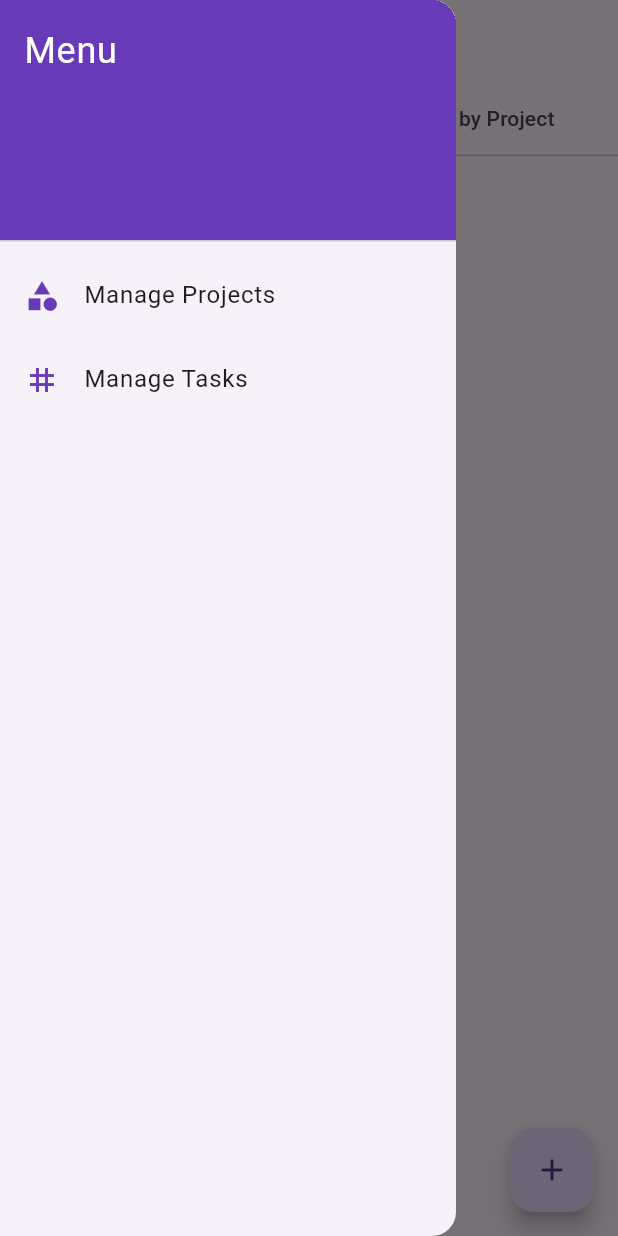
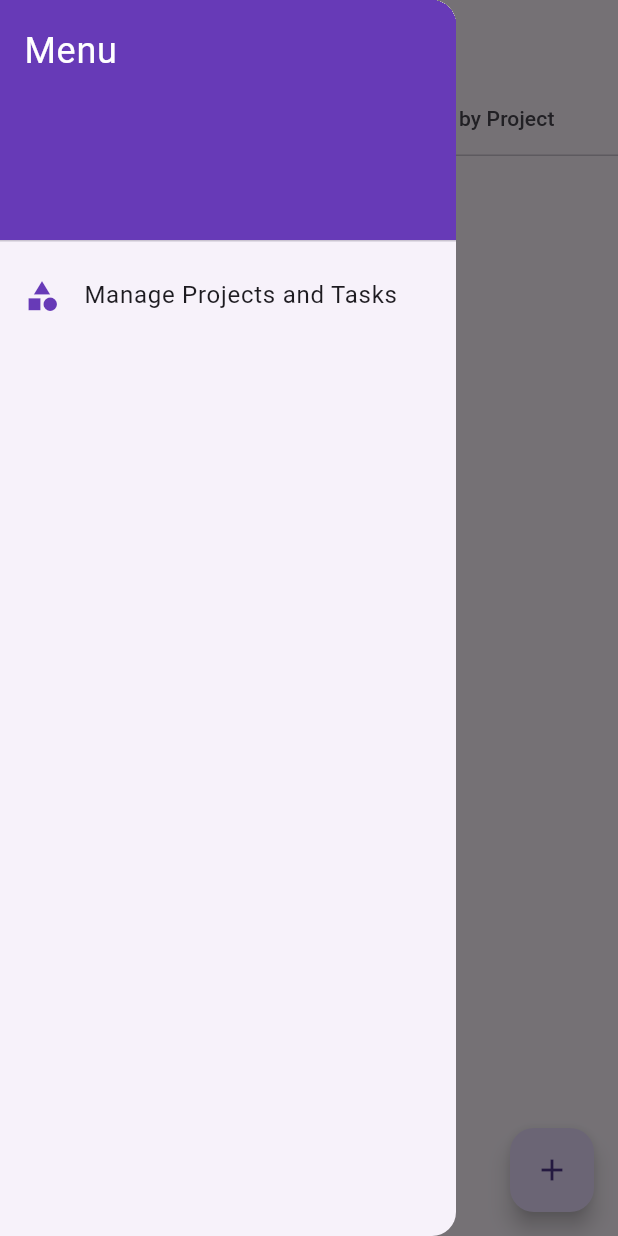
Before and after one commit to Manvi1113/Flutter-Time-Tacker-FP, a Flutter app: the screen it shows after launch, with the side drawer open, on a phone screen of 412 x 824 dp. Run offline on Flutter 3.47's test engine with Material 3 defaults, Android fonts, the phone set to English and light mode, and no system bars; our stand-ins replace localstorage.

Commit message:
modified requirements.txt

```diff
--- a/time_tracker/lib/screens/home_screen.dart
+++ b/time_tracker/lib/screens/home_screen.dart
@@ -30,18 +30,10 @@ class HomeScreen extends StatelessWidget {
             ),
             ListTile(
               leading: Icon(Icons.category, color: Colors.deepPurple),
-              title: Text('Manage Projects'),
+              title: Text('Manage Projects and Tasks'),
               onTap: () {
                 Navigator.pop(context); // This closes the drawer
-                Navigator.pushNamed(context, '/manage_projects');
-              },
-            ),
-            ListTile(
-              leading: Icon(Icons.tag, color: Colors.deepPurple),
-              title: Text('Manage Tasks'),
-              onTap: () {
-                Navigator.pop(context); // This closes the drawer
-                Navigator.pushNamed(context, '/manage_tasks');
+                Navigator.pushNamed(context, '/manage_projects_tasks');
               },
             ),
           ],
```
